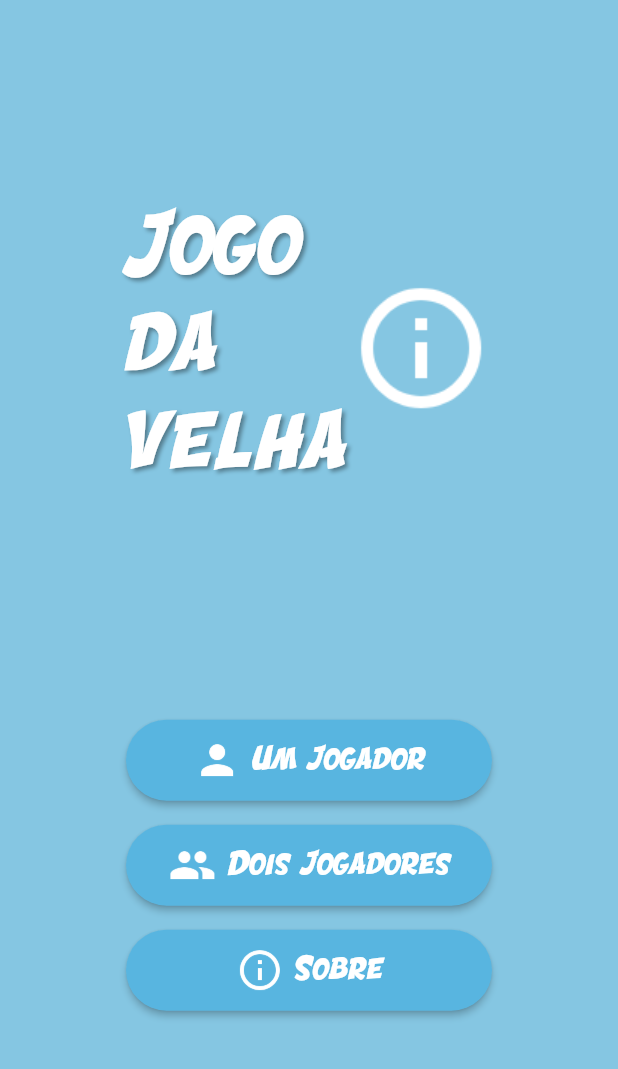
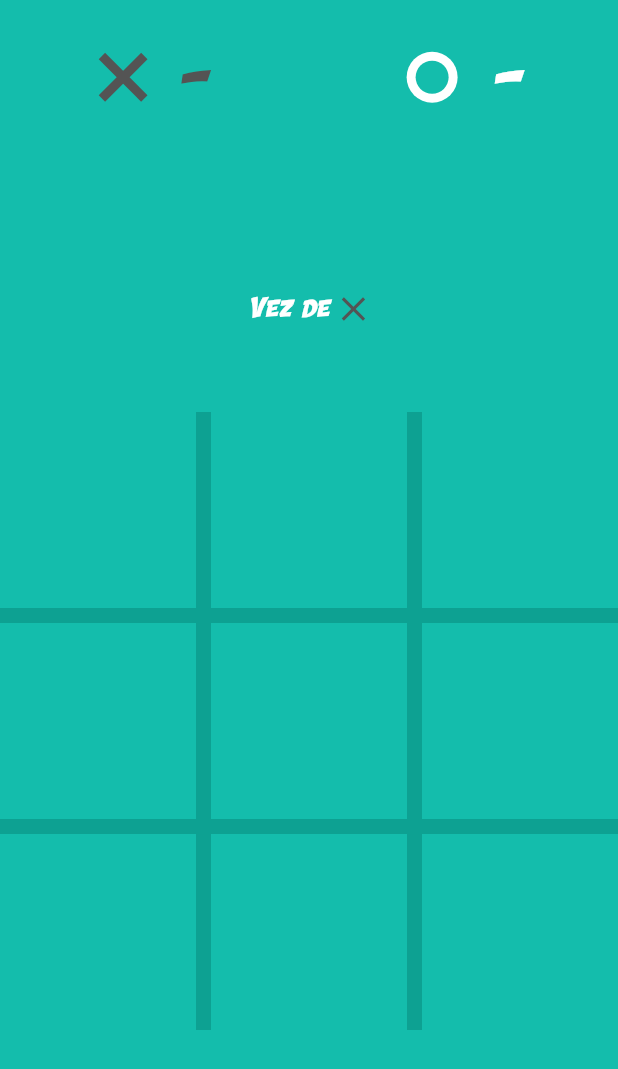
Before and after one commit to danielmagri/jogo-da-velha, a Flutter app: the screen it shows after launch, after a tap on "Dois Jogadores", on a phone screen of 412 x 824 dp. Shown: the top 1069 px of the screen. Run offline on Flutter 3.47's test engine with Material 2 defaults, Android fonts, the phone set to English and light mode, and no system bars.

Commit message:
Animação na tela inicial e jagabilidade de dois jogadores

```diff
--- /dev/null
+++ b/lib/game.dart
@@ -0,0 +1,310 @@
+import 'package:flutter/material.dart';
+import 'package:jogo_da_velha/widgets/x.dart';
+import 'package:jogo_da_velha/widgets/o.dart';
+
+enum directionWon {
+  HORIZONTAL,
+  VERTICAL,
+  DIAGONAL,
+}
+
+class GamePage extends StatefulWidget {
+  @override
+  _GamePageState createState() => _GamePageState();
+}
+
+class _GamePageState extends State<GamePage> with SingleTickerProviderStateMixin {
+  GlobalKey _keyGrid = GlobalKey();
+
+  List<List<int>> _board = [
+    [0, 0, 0],
+    [0, 0, 0],
+    [0, 0, 0]
+  ];
+  int _scoreX = 0;
+  int _scoreO = 0;
+
+  int _turn = 1; // 1 vez do X, -1 vez do O, 0 fim do jogo
+
+  int _whereWon;
+  directionWon _directionWon;
+
+  // Cria o widget do status do jogo, na vez de quem está ou se o jogo acabou
+  Widget _turnWidget() {
+    if (_turn == 1) {
+      return new Row(
+        mainAxisAlignment: MainAxisAlignment.center,
+        children: <Widget>[
+          new Text(
+            "Vez de ",
+            style: TextStyle(fontSize: 20.0),
+          ),
+          new Container(
+            width: 20,
+            height: 20,
+            child: X(size: 2.0),
+          )
+        ],
+      );
+    } else if (_turn == -1) {
+      return new Row(
+        mainAxisAlignment: MainAxisAlignment.center,
+        children: <Widget>[
+          new Text(
+            "Vez de",
+            style: TextStyle(fontSize: 20.0),
+          ),
+          new Container(
+            width: 30,
+            height: 30,
+            child: O(size: 2.0),
+          )
+        ],
+      );
+    } else {
+      return new Text(
+        "Fim de jogo",
+        style: TextStyle(fontSize: 20.0),
+      );
+    }
+  }
+
+  // Formata o texto para exibir a pontuação de cada jogador (1 para X e -1 para O)
+  String _score(int player) {
+    if (player == 1) {
+      return _scoreX == 0 ? " -" : " " + _scoreX.toString();
+    } else if (player == -1) {
+      return _scoreO == 0 ? " -" : " " + _scoreO.toString();
+    } else {
+      return "-";
+    }
+  }
+
+  // Cria a lista de widget do tabuleiro do jogo
+  List<Widget> _boardWidget() {
+    List<Widget> areas = new List();
+
+    for (int y = 0; y < 3; y++) {
+      for (int x = 0; x < 3; x++) {
+        Widget player;
+
+        if (_board[y][x] == 1) {
+          player = X(size: 10.0);
+        } else if (_board[y][x] == -1) {
+          player = O(size: 10.0);
+        }
+
+        areas.add(GestureDetector(
+          onTap: () {
+            _setMove(x, y);
+          },
+          child: new Container(
+            color: Theme.of(context).backgroundColor,
+            child: player,
+          ),
+        ));
+      }
+    }
+    return areas;
+  }
+
+  // Altera os dados da jogada indicada na posição xy para o jogador setado no _turn
+  void _setMove(int x, int y) {
+    if (_board[y][x] == 0) {
+      print("Turn " + _turn.toString() + " on x-y: " + x.toString() + "-" + y.toString());
+      setState(() {
+        _board[y][x] = _turn;
+        _turn *= -1;
+        _verifyWin();
+      });
+    }
+  }
+
+  // Verifica se existe alguma linha com três iguais ou se não existe mais espaços vazios
+  void _verifyWin() {
+    if (_board[0][0] == _board[0][1] && _board[0][0] == _board[0][2] && _board[0][0] != 0) {
+      //Horizontal superior
+      print("Horizontal superior");
+      _turn = 0;
+      _whereWon = 0;
+      _directionWon = directionWon.HORIZONTAL;
+      return;
+    } else if (_board[1][0] == _board[1][1] && _board[1][0] == _board[1][2] && _board[1][0] != 0) {
+      //Horizontal centro
+      print("Horizontal centro");
+      _turn = 0;
+      _whereWon = 1;
+      _directionWon = directionWon.HORIZONTAL;
+      return;
+    } else if (_board[2][0] == _board[2][1] && _board[2][0] == _board[2][2] && _board[2][0] != 0) {
+      //Horizontal inferior
+      print("Horizontal inferior");
+      _turn = 0;
+      _whereWon = 2;
+      _directionWon = directionWon.HORIZONTAL;
+      return;
+    } else if (_board[0][0] == _board[1][0] && _board[0][0] == _board[2][0] && _board[0][0] != 0) {
+      //Vertical Superior
+      print("Vertical Superior");
+      _turn = 0;
+      _whereWon = 0;
+      _directionWon = directionWon.VERTICAL;
+      return;
+    } else if (_board[0][1] == _board[1][1] && _board[0][1] == _board[2][1] && _board[0][1] != 0) {
+      //Vertical centro
+      print("Vertical centro");
+      _turn = 0;
+      _whereWon = 1;
+      _directionWon = directionWon.VERTICAL;
+      return;
+    } else if (_board[0][2] == _board[1][2] && _board[0][2] == _board[2][2] && _board[0][2] != 0) {
+      //Vertical inferior
+      print("Vertical inferior");
+      _turn = 0;
+      _whereWon = 2;
+      _directionWon = directionWon.VERTICAL;
+      return;
+    } else if (_board[0][0] == _board[1][1] && _board[0][0] == _board[2][2] && _board[0][0] != 0) {
+      //Diagonal 00
+      print("Diagonal 00");
+      _turn = 0;
+      _whereWon = 0;
+      _directionWon = directionWon.DIAGONAL;
+      return;
+    } else if (_board[2][0] == _board[1][1] && _board[0][2] == _board[2][0] && _board[2][0] != 0) {
+      //Diagonal 02
+      print("Diagonal 02");
+      _turn = 0;
+      _whereWon = 2;
+      _directionWon = directionWon.DIAGONAL;
+      return;
+    }
+
+    // Checa se deu empate, se tiver espaço vázio ele sai do metodo
+    for (int y = 0; y < 3; y++) {
+      for (int x = 0; x < 3; x++) {
+        if (_board[y][x] == 0) {
+          return;
+        }
+      }
+    }
+    // Deu empate
+  }
+
+  Widget _setWinLine() {
+    if (_turn == 0) {
+      final RenderBox renderStack = _keyGrid.currentContext.findRenderObject();
+      final size = renderStack.size;
+
+      double top = 0.0;
+      double bottom = 0.0;
+      double rotation = 0.0;
+      if (_directionWon == directionWon.HORIZONTAL) {
+        if (_whereWon == 0) {
+          bottom = size.width * 0.68;
+        } else if (_whereWon == 2) {
+          top = size.width * 0.68;
+        }
+      } else if (_directionWon == directionWon.VERTICAL) {
+        rotation = 90.0;
+        if (_whereWon == 0) {
+          top = size.width * 0.68;
+        } else if (_whereWon == 2) {
+          bottom = size.width * 0.68;
+        }
+      } else {
+        if (_whereWon == 0) {
+          rotation = 45.0;
+        } else if (_whereWon == 2) {
+          rotation = -45.0;
+        }
+      }
+
+      return new RotationTransition(
+        turns: new AlwaysStoppedAnimation(rotation / 360),
+        child: new Container(
+          color: Color.fromARGB(255, 84, 84, 84),
+          height: 11.0,
+          width: size.width - 10.0,
+          margin: EdgeInsets.only(top: top, bottom: bottom),
+        ),
+      );
+    } else {
+      return new Row();
+    }
+  }
+
+  @override
+  Widget build(BuildContext context) {
+    return Scaffold(
+      backgroundColor: Theme.of(context).backgroundColor,
+      body: new Column(children: <Widget>[
+        new Expanded(
+          flex: 1,
+          child: new Container(
+            margin: EdgeInsets.only(top: 24.0),
+            child: new Row(
+              mainAxisAlignment: MainAxisAlignment.spaceAround,
+              crossAxisAlignment: CrossAxisAlignment.start,
+              children: <Widget>[
+                new Row(
+                  children: <Widget>[
+                    new Container(
+                      width: 40,
+                      height: 40,
+                      child: X(size: 6.0),
+                    ),
+                    new Text(
+                      _score(1),
+                      style: TextStyle(fontSize: 55, color: Color.fromARGB(255, 84, 84, 84)),
+                    ),
+                  ],
+                ),
+                new Row(
+                  children: <Widget>[
+                    new Container(
+                      width: 46,
+                      height: 46,
+                      child: O(size: 6.0),
+                    ),
+                    new Text(
+                      _score(-1),
+                      style: TextStyle(fontSize: 55),
+                    ),
+                  ],
+                ),
+              ],
+            ),
+          ),
+        ),
+        new Expanded(
+          flex: 1,
+          child: Center(
+            child: _turnWidget(),
+          ),
+        ),
+        new Flexible(
+          flex: 4,
+          child: new Stack(
+            key: _keyGrid,
+            alignment: Alignment.center,
+            children: <Widget>[
+              new Container(
+                color: Theme.of(context).primaryColor,
+                child: new GridView.count(
+                  physics: const NeverScrollableScrollPhysics(),
+                  shrinkWrap: true,
+                  crossAxisCount: 3,
+                  crossAxisSpacing: 10,
+                  mainAxisSpacing: 10,
+                  children: _boardWidget(),
+                ),
+              ),
+              _setWinLine(),
+            ],
+          ),
+        ),
+      ]),
+    );
+  }
+}
--- a/lib/main.dart
+++ b/lib/main.dart
@@ -11,8 +11,8 @@ class MagrizoApp extends StatelessWidget {
     return MaterialApp(
       title: 'Jogo da velha',
       theme: ThemeData(
-        primaryColor: Color.fromARGB(255, 88, 181, 224),
-        backgroundColor: Color.fromARGB(255, 133, 198, 226),
+        primaryColor: Color.fromARGB(255, 13, 161, 146),
+        backgroundColor: Color.fromARGB(255, 20, 189, 172),
         brightness: Brightness.dark,
         fontFamily: 'Engcomica',
       ),
@@ -29,7 +29,7 @@ class _AnimatedLogo extends AnimatedWidget {
     final Animation<double> animation = listenable;
     return Center(
       child: new Image.asset(
-        "assets/info.png",
+        "assets/logo.png",
         width: animation.value,
         height: animation.value,
       ),
--- a/lib/menu.dart
+++ b/lib/menu.dart
@@ -1,5 +1,5 @@
 import 'package:flutter/material.dart';
-import 'package:flutter/scheduler.dart' show timeDilation;
+import 'package:jogo_da_velha/game.dart';
 
 class _AnimationMenu extends StatelessWidget {
   _AnimationMenu({Key key, this.controller})
@@ -88,7 +88,9 @@ class _AnimationMenu extends StatelessWidget {
                 ]),
                 shape: new RoundedRectangleBorder(borderRadius: new BorderRadius.circular(30.0)),
                 color: Theme.of(context).primaryColor,
-                onPressed: () {}),
+                onPressed: () {
+                  Navigator.push(context, MaterialPageRoute(builder: (context) => GamePage()),);
+                }),
           ),
         ),
         Opacity(
@@ -142,7 +144,7 @@ class _AnimatedLogo extends StatelessWidget {
 
   Widget _buildAnimation(BuildContext context, Widget child) {
     return new Image.asset(
-      "assets/info.png",
+      "assets/logo.png",
       width: animation.value,
       height: animation.value,
     );
@@ -190,8 +192,6 @@ class _MenuPageState extends State<MenuPage> with TickerProviderStateMixin {
 
   @override
   Widget build(BuildContext context) {
-    timeDilation = 1.0;
-
     return Scaffold(
       backgroundColor: Theme.of(context).backgroundColor,
       body: new Column(
--- /dev/null
+++ b/lib/widgets/o.dart
@@ -0,0 +1,27 @@
+import 'package:flutter/material.dart';
+
+class O extends StatelessWidget {
+  O({Key key, this.size}) : super(key: key);
+
+  double size;
+
+  @override
+  Widget build(BuildContext context) {
+    return Center(
+      child: new Container(
+        margin: EdgeInsets.all(6.0),
+        child: new Container(
+          margin: EdgeInsets.all(size),
+          decoration: new BoxDecoration(
+            shape: BoxShape.circle,
+            color: Theme.of(context).backgroundColor,
+          ),
+        ),
+        decoration: new BoxDecoration(
+          shape: BoxShape.circle,
+          color: Colors.white,
+        ),
+      ),
+    );
+  }
+}
--- /dev/null
+++ b/lib/widgets/x.dart
@@ -0,0 +1,25 @@
+import 'package:flutter/material.dart';
+
+class X extends StatelessWidget {
+  X({ Key key, this.size }) : super(key: key);
+
+  double size;
+
+  @override
+  Widget build(BuildContext context) {
+    return Center(
+      child: Stack(
+        children: <Widget>[
+          new RotationTransition(
+            turns: new AlwaysStoppedAnimation(45 / 360),
+            child: new Container(color: Color.fromARGB(255, 84, 84, 84), height: size,),
+          ),
+          new RotationTransition(
+            turns: new AlwaysStoppedAnimation(-45 / 360),
+            child: new Container(color: Color.fromARGB(255, 84, 84, 84), height: size,),
+          )
+        ],
+      ),
+    );
+  }
+}
--- a/pubspec.yaml
+++ b/pubspec.yaml
@@ -40,6 +40,7 @@ flutter:
     - assets/people.png
     - assets/person.png
     - assets/info.png
+    - assets/logo.png
 
   fonts:
     - family: Engcomica
```
Also changed, not shown: assets/logo.png (added).
